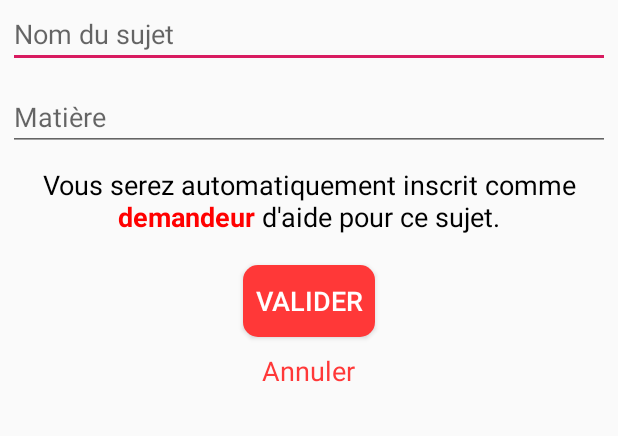
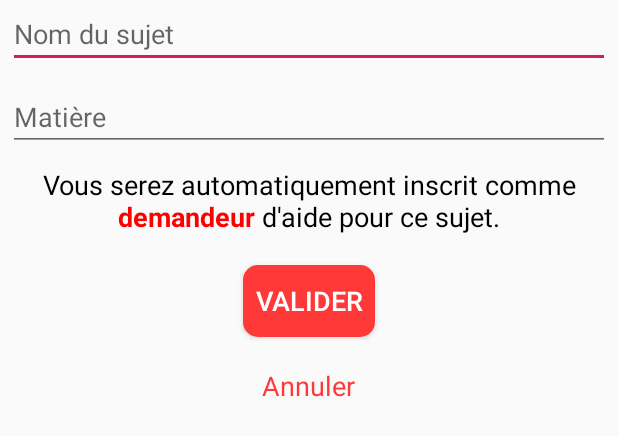
Before and after one commit to Samylms/helpy, an Android app: the layout activity_add_subject_need_help.xml on its own in the app's theme, with its tools: preview values and no code run, on a phone screen of 412 x 824 dp. Shown: the top 436 px of the screen. Run offline under Robolectric (Android 15) with nearby library versions, the light colour scheme and no system bars.

Commit message:
Ajout de dimensions, listener pour annuler l'ajout d'un sujet et réajuster le xml

```diff
--- a/app/src/main/res/layout/activity_add_subject_need_help.xml
+++ b/app/src/main/res/layout/activity_add_subject_need_help.xml
@@ -48,7 +48,7 @@
         android:textSize="@dimen/small_text_size"
         android:layout_gravity="center"
         android:layout_marginTop="@dimen/small_medium_margin"
-        android:layout_marginBottom="@dimen/small_medium_margin"/>
+        android:layout_marginBottom="@dimen/small_medium_margin" />
 
     <TextView
         android:id="@+id/btn_cancel_add_subject_need_help"
@@ -59,6 +59,7 @@
         android:text="@string/cancel"
         android:textSize="@dimen/small_text_size"
         android:textColor="@color/red"
-        android:layout_marginBottom="@dimen/small_medium_margin"/>
+        android:layout_marginBottom="@dimen/medium_margin"
+        android:layout_marginTop="@dimen/small_medium_margin"/>
 
 </LinearLayout>
--- a/app/src/main/res/values/dimens.xml
+++ b/app/src/main/res/values/dimens.xml
@@ -6,4 +6,5 @@
     <dimen name="fab_margin">16dp</dimen>
     <dimen name="small_margin">5dp</dimen>
     <dimen name="small_medium_margin">10dp</dimen>
+    <dimen name="medium_margin">15dp</dimen>
 </resources>
```
Also changed, not shown: app/src/main/java/ij/personal/helpy/Need_Help/AddSubjectNeedHelpActivity.java (+26 -1 lines), 1 other file.
